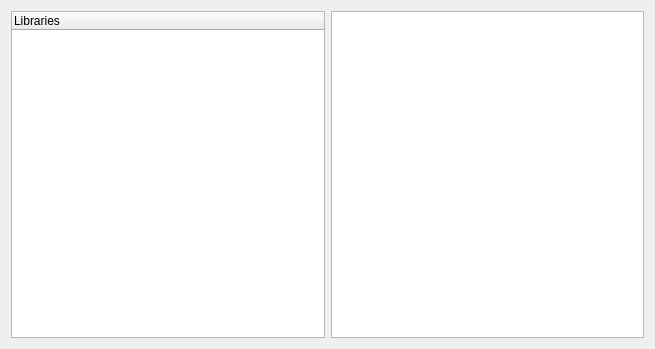
Before: the Qt Designer form ui/LibraryManager.ui in KDE/kxstitch, drawn with Qt 5.
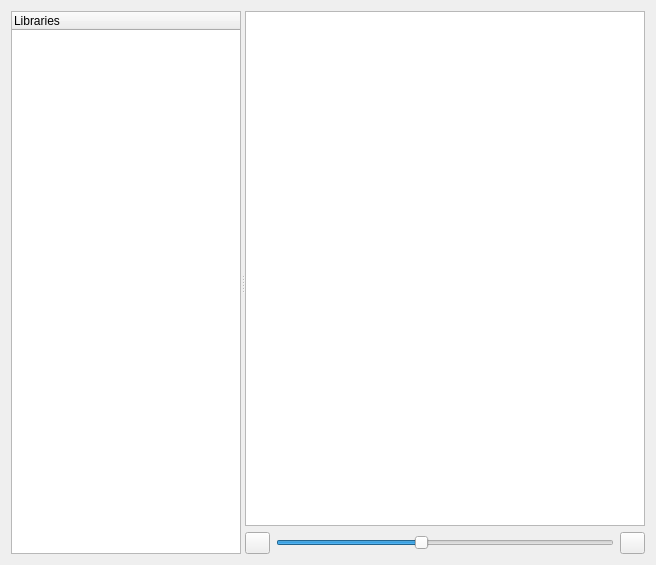
After: the same form once the commit is applied. Custom widgets are drawn as their Qt base class.

Commit message: Implemented library manager.

What changed in the file:
```diff
--- a/ui/LibraryManager.ui
+++ b/ui/LibraryManager.ui
@@ -6,25 +6,60 @@
    <rect>
     <x>0</x>
     <y>0</y>
-    <width>655</width>
-    <height>349</height>
+    <width>656</width>
+    <height>565</height>
    </rect>
   </property>
   <property name="windowTitle">
    <string>Library Manager</string>
   </property>
-  <layout class="QHBoxLayout" name="horizontalLayout">
-   <item>
+  <layout class="QGridLayout" name="gridLayout">
+   <item row="0" column="0">
+    <widget class="QSplitter" name="splitter">
+     <property name="orientation">
+      <enum>Qt::Horizontal</enum>
+     </property>
     <widget class="LibraryTreeWidget" name="LibraryTree">
+      <property name="sizePolicy">
+       <sizepolicy hsizetype="Preferred" vsizetype="Expanding">
+        <horstretch>0</horstretch>
+        <verstretch>0</verstretch>
+       </sizepolicy>
+      </property>
+      <property name="minimumSize">
+       <size>
+        <width>50</width>
+        <height>0</height>
+       </size>
+      </property>
      <column>
       <property name="text">
        <string>Libraries</string>
       </property>
      </column>
     </widget>
-   </item>
+     <widget class="QWidget" name="layoutWidget">
+      <layout class="QVBoxLayout" name="verticalLayout">
    <item>
     <widget class="LibraryListWidget" name="LibraryIcons">
+         <property name="sizePolicy">
+          <sizepolicy hsizetype="MinimumExpanding" vsizetype="Expanding">
+           <horstretch>200</horstretch>
+           <verstretch>0</verstretch>
+          </sizepolicy>
+         </property>
+         <property name="minimumSize">
+          <size>
+           <width>400</width>
+           <height>0</height>
+          </size>
+         </property>
+         <property name="sizeIncrement">
+          <size>
+           <width>20</width>
+           <height>0</height>
+          </size>
+         </property>
      <property name="acceptDrops">
       <bool>true</bool>
      </property>
@@ -36,18 +71,91 @@
      </property>
      <property name="iconSize">
       <size>
-       <width>32</width>
-       <height>32</height>
-      </size>
-     </property>
+           <width>64</width>
+           <height>64</height>
+          </size>
+         </property>
+         <property name="resizeMode">
+          <enum>QListView::Adjust</enum>
+         </property>
      <property name="viewMode">
       <enum>QListView::IconMode</enum>
      </property>
     </widget>
    </item>
+       <item>
+        <layout class="QHBoxLayout" name="horizontalLayout">
+         <item>
+          <widget class="KPushButton" name="ZoomOut">
+           <property name="sizePolicy">
+            <sizepolicy hsizetype="Fixed" vsizetype="Fixed">
+             <horstretch>0</horstretch>
+             <verstretch>0</verstretch>
+            </sizepolicy>
+           </property>
+           <property name="maximumSize">
+            <size>
+             <width>25</width>
+             <height>23</height>
+            </size>
+           </property>
+          </widget>
+         </item>
+         <item>
+          <widget class="QSlider" name="IconSizeSlider">
+           <property name="minimum">
+            <number>32</number>
+           </property>
+           <property name="maximum">
+            <number>256</number>
+           </property>
+           <property name="singleStep">
+            <number>16</number>
+           </property>
+           <property name="pageStep">
+            <number>16</number>
+           </property>
+           <property name="value">
+            <number>128</number>
+           </property>
+           <property name="orientation">
+            <enum>Qt::Horizontal</enum>
+           </property>
+           <property name="tickPosition">
+            <enum>QSlider::NoTicks</enum>
+           </property>
+          </widget>
+         </item>
+         <item>
+          <widget class="KPushButton" name="ZoomIn">
+           <property name="sizePolicy">
+            <sizepolicy hsizetype="Fixed" vsizetype="Fixed">
+             <horstretch>0</horstretch>
+             <verstretch>0</verstretch>
+            </sizepolicy>
+           </property>
+           <property name="maximumSize">
+            <size>
+             <width>25</width>
+             <height>23</height>
+            </size>
+           </property>
+          </widget>
+         </item>
+        </layout>
+       </item>
+      </layout>
+     </widget>
+    </widget>
+   </item>
   </layout>
  </widget>
  <customwidgets>
+  <customwidget>
+   <class>KPushButton</class>
+   <extends>QPushButton</extends>
+   <header>kpushbutton.h</header>
+  </customwidget>
   <customwidget>
    <class>LibraryTreeWidget</class>
    <extends>QTreeWidget</extends>
```
Left out of the diff: 35 changed lines with no effect on the pictures. Lines whose indentation alone changed are shown as unchanged. The commit also changes 21 other files.
